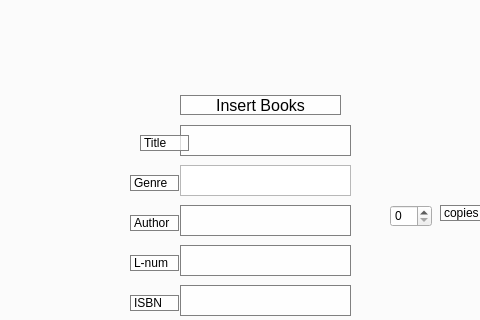
This is LibraryManagementSystem/admin.ui in omar-rabeh-18/LibraryManagementSystem as Qt 5 draws it before an edit; both pictures show x 112 to 592 and y 91 to 411 of the 778 by 618 pixel window. The edited form follows.
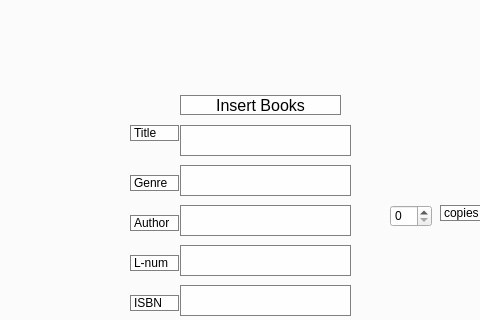
This is the edited form.

Diff of the .ui file:
```diff
--- a/LibraryManagementSystem/admin.ui
+++ b/LibraryManagementSystem/admin.ui
@@ -140,6 +140,11 @@
        <height>31</height>
       </rect>
      </property>
+     <property name="styleSheet">
+      <string notr="true">color: black;
+background-color: rgba(255, 255, 255, 180); 
+ border: 1px solid gray;</string>
+     </property>
      <property name="html">
       <string>&lt;!DOCTYPE HTML PUBLIC &quot;-//W3C//DTD HTML 4.0//EN&quot; &quot;http://www.w3.org/TR/REC-html40/strict.dtd&quot;&gt;
 &lt;html&gt;&lt;head&gt;&lt;meta name=&quot;qrichtext&quot; content=&quot;1&quot; /&gt;&lt;meta charset=&quot;utf-8&quot; /&gt;&lt;style type=&quot;text/css&quot;&gt;
@@ -179,8 +184,8 @@
     <widget class="QLabel" name="label">
      <property name="geometry">
       <rect>
-       <x>250</x>
-       <y>200</y>
+       <x>240</x>
+       <y>190</y>
        <width>49</width>
        <height>16</height>
       </rect>
@@ -358,7 +363,7 @@
      <property name="geometry">
       <rect>
        <x>-10</x>
-       <y>0</y>
+       <y>-10</y>
        <width>791</width>
        <height>601</height>
       </rect>
```
